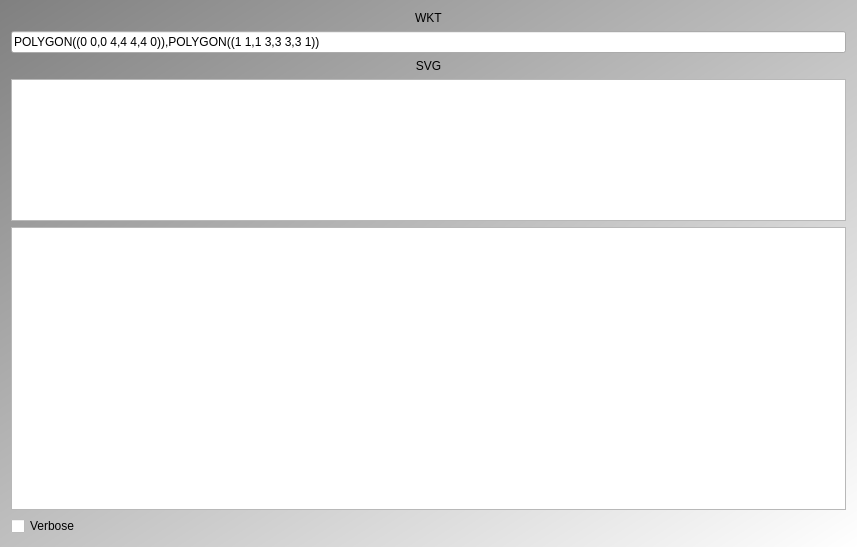
Old version of the form Tools/ToolWktToSvg/qtwkttosvgmaindialog.ui in the repository richelbilderbeek/ProjectRichelBilderbeek.
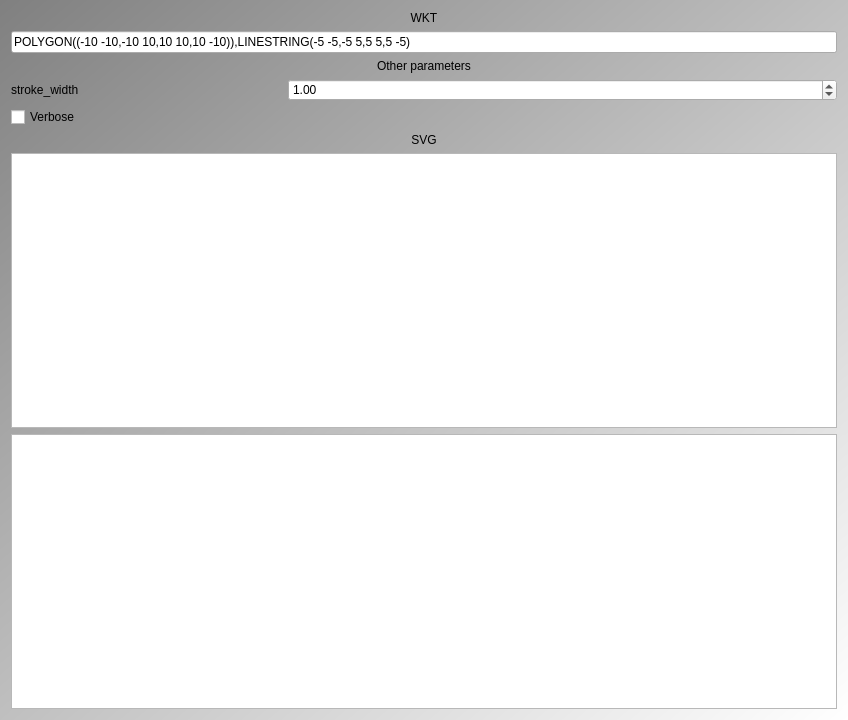
New version of the form. Icons and pictures are not drawn. Custom widgets are drawn as their Qt base class.

```diff
--- a/Tools/ToolWktToSvg/qtwkttosvgmaindialog.ui
+++ b/Tools/ToolWktToSvg/qtwkttosvgmaindialog.ui
@@ -9,8 +9,8 @@
    <rect>
     <x>0</x>
     <y>0</y>
-    <width>857</width>
-    <height>547</height>
+    <width>848</width>
+    <height>720</height>
    </rect>
   </property>
   <property name="sizePolicy">
@@ -40,8 +40,18 @@
 
 </string>
   </property>
-  <layout class="QVBoxLayout" name="verticalLayout">
-   <item>
+  <layout class="QGridLayout" name="gridLayout">
+   <item row="2" column="0" colspan="3">
+    <widget class="QLabel" name="label_other_parameters">
+     <property name="text">
+      <string>Other parameters</string>
+     </property>
+     <property name="alignment">
+      <set>Qt::AlignCenter</set>
+     </property>
+    </widget>
+   </item>
+   <item row="0" column="0" colspan="3">
     <widget class="QLabel" name="label_wkt">
      <property name="text">
       <string>WKT</string>
@@ -51,14 +61,21 @@
      </property>
     </widget>
    </item>
-   <item>
+   <item row="1" column="0" colspan="3">
     <widget class="QLineEdit" name="edit">
      <property name="text">
-      <string>POLYGON((0 0,0 4,4 4,4 0)),POLYGON((1 1,1 3,3 3,3 1)) </string>
+      <string>POLYGON((-10 -10,-10 10,10 10,10 -10)),LINESTRING(-5 -5,-5 5,5 5,5 -5)</string>
      </property>
     </widget>
    </item>
-   <item>
+   <item row="3" column="0">
+    <widget class="QLabel" name="label_stroke_width">
+     <property name="text">
+      <string>stroke_width</string>
+     </property>
+    </widget>
+   </item>
+   <item row="6" column="0" colspan="3">
     <widget class="QLabel" name="label_svg">
      <property name="text">
       <string>SVG</string>
@@ -68,28 +85,19 @@
      </property>
     </widget>
    </item>
-   <item>
-    <widget class="QTextEdit" name="text_svg">
-     <property name="sizePolicy">
-      <sizepolicy hsizetype="Expanding" vsizetype="Expanding">
-       <horstretch>0</horstretch>
-       <verstretch>1</verstretch>
-      </sizepolicy>
-     </property>
+   <item row="7" column="0" colspan="3">
+    <widget class="QPlainTextEdit" name="text_svg">
      <property name="lineWrapMode">
-      <enum>QTextEdit::NoWrap</enum>
-     </property>
-     <property name="readOnly">
-      <bool>true</bool>
+      <enum>QPlainTextEdit::NoWrap</enum>
      </property>
     </widget>
    </item>
-   <item>
+   <item row="8" column="0" colspan="3">
     <widget class="ribi::QtNavigationableGraphicsView" name="view">
      <property name="sizePolicy">
       <sizepolicy hsizetype="Expanding" vsizetype="Expanding">
        <horstretch>0</horstretch>
-       <verstretch>2</verstretch>
+       <verstretch>0</verstretch>
       </sizepolicy>
      </property>
      <property name="minimumSize">
@@ -100,13 +108,26 @@
      </property>
     </widget>
    </item>
-   <item>
+   <item row="4" column="0" colspan="3">
     <widget class="QCheckBox" name="box_verbose">
      <property name="text">
       <string>Verbose</string>
      </property>
     </widget>
    </item>
+   <item row="3" column="1" colspan="2">
+    <widget class="QDoubleSpinBox" name="box_stroke_width">
+     <property name="minimum">
+      <double>0.010000000000000</double>
+     </property>
+     <property name="maximum">
+      <double>10.000000000000000</double>
+     </property>
+     <property name="value">
+      <double>1.000000000000000</double>
+     </property>
+    </widget>
+   </item>
   </layout>
  </widget>
  <layoutdefault spacing="6" margin="11"/>
```
